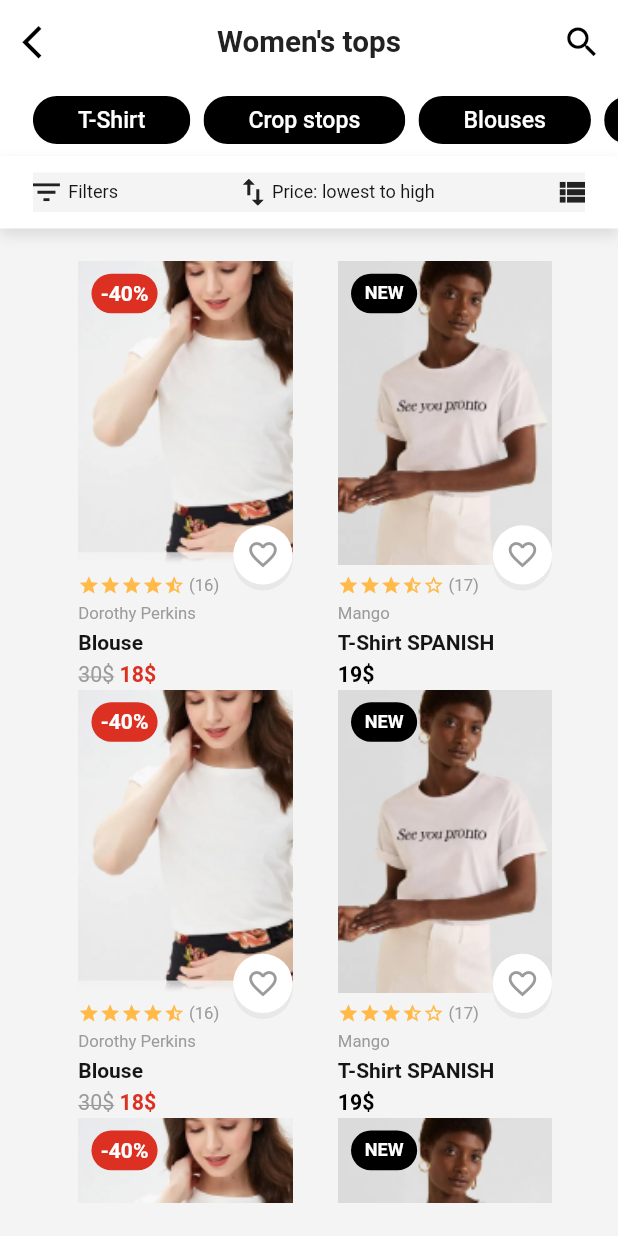
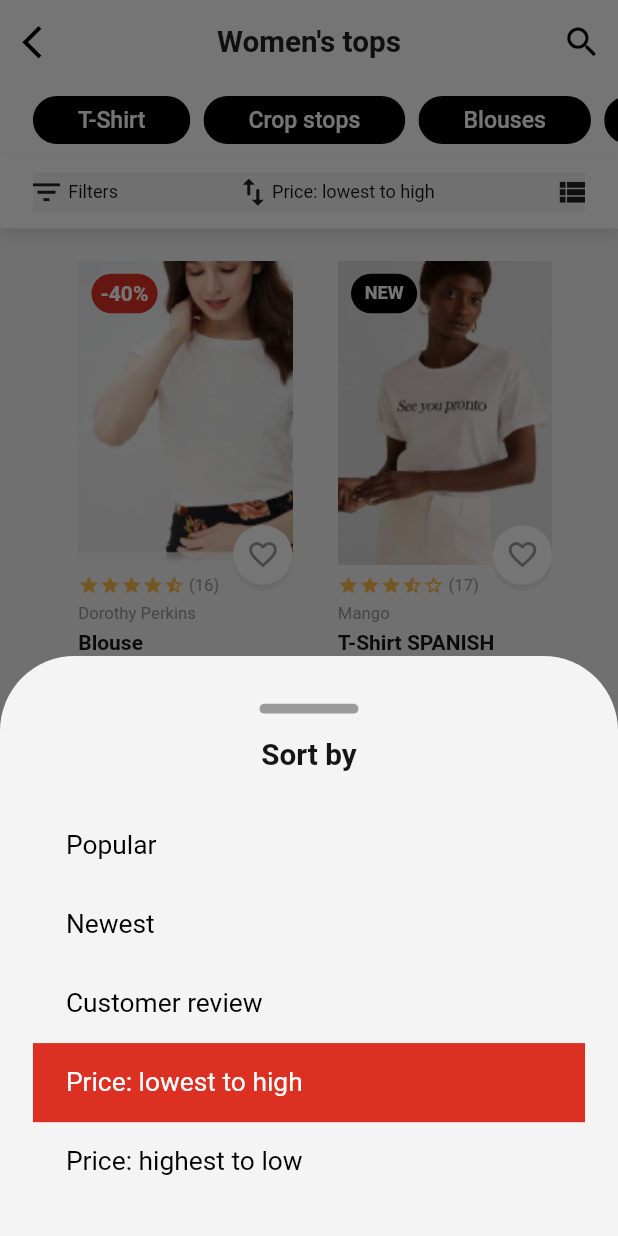
Before and after one commit to troqphuc147/e_commerce_ui, a Flutter app: the ProductWithCategoryScreen screen opened directly, after a tap on "Price: lowest to high", on a phone screen of 412 x 824 dp. Run offline on Flutter 3.47's test engine with Material 2 defaults, Android fonts, the phone set to English and light mode, and no system bars; drawn by our look-alikes of flutter_rating_bar; our stand-ins replace flutter_svg, image_picker; Roboto replaces fonts that are missing (Metropolis).

Commit message:
add sort dialog

```diff
--- a/lib/screens/product_with_category/components/filters_and_sort.dart
+++ b/lib/screens/product_with_category/components/filters_and_sort.dart
@@ -1,4 +1,5 @@
 import 'package:e_commerce_ui/constants.dart';
+import 'package:e_commerce_ui/screens/product_with_category/components/sort_button.dart';
 import 'package:e_commerce_ui/size_config.dart';
 import 'package:flutter/material.dart';
 import 'package:flutter_svg/flutter_svg.dart';
@@ -49,21 +50,7 @@ class _FilterAndSortState extends State<FilterAndSort> {
                 ],
               ),
             ),
-            GestureDetector(
-              onTap: () {},
-              child: Row(
-                children: [
-                  SvgPicture.asset("assets/icons/sort.svg"),
-                  SizedBox(
-                    width: getProportionateScreenWidth(5),
-                  ),
-                  Text(
-                    sort,
-                    style: TextStyle(fontSize: getProportionateScreenWidth(11)),
-                  )
-                ],
-              ),
-            ),
+            SortButton(sort: sort),
             GestureDetector(
               onTap: () {},
               child: SvgPicture.asset("assets/icons/view_list.svg"),
@@ -73,4 +60,5 @@ class _FilterAndSortState extends State<FilterAndSort> {
       ),
     );
   }
+
 }
--- /dev/null
+++ b/lib/screens/product_with_category/components/sort_button.dart
@@ -0,0 +1,231 @@
+import 'package:flutter/material.dart';
+
+import '../../../constants.dart';
+import '../../../size_config.dart';
+import 'package:flutter_svg/flutter_svg.dart';
+class SortButton extends StatefulWidget {
+  String sort;
+   SortButton({Key? key, required this.sort}) : super(key: key);
+
+  @override
+  _SortButtonState createState() => _SortButtonState();
+}
+
+class _SortButtonState extends State<SortButton> {
+  @override
+  Widget build(BuildContext context) {
+    return GestureDetector(
+      onTap: () {
+        show(context);
+        setState(() {
+
+        });
+      },
+      child: Row(
+        children: [
+          SvgPicture.asset("assets/icons/sort.svg"),
+          SizedBox(
+            width: getProportionateScreenWidth(5),
+          ),
+          Text(
+            widget.sort,
+            style: TextStyle(fontSize: getProportionateScreenWidth(11)),
+          )
+        ],
+      ),
+    );
+  }
+  show(BuildContext context) {
+    showModalBottomSheet<void>(
+      backgroundColor: Colors.transparent,
+      context: context,
+      builder: (BuildContext context) {
+        return Container(
+          height: getProportionateScreenWidth(352),
+          decoration: const BoxDecoration(
+              color: Color(0xfff5f4f4),
+              borderRadius: BorderRadius.only(
+                  topLeft: Radius.circular(50), topRight: Radius.circular(50))),
+          child: Padding(
+            padding: EdgeInsets.symmetric(
+                horizontal: getProportionateScreenWidth(20),
+                vertical: getProportionateScreenWidth(15)),
+            child: ButtonTheme(
+                height: getProportionateScreenWidth(280),
+                child: Column(
+                  children: [
+                    SizedBox(
+                      height: getProportionateScreenWidth(14),
+                    ),
+                    Container(
+                      width: getProportionateScreenWidth(60),
+                      height: getProportionateScreenWidth(6),
+                      decoration: BoxDecoration(
+                        borderRadius: BorderRadius.circular(50),
+                        color: kPrimarySecondColor,
+                      ),
+                    ),
+                    SizedBox(
+                      height: getProportionateScreenWidth(15),
+                    ),
+                    Text(
+                      "Sort by",
+                      style: TextStyle(
+                          fontSize: getProportionateScreenWidth(18),
+                          fontWeight: FontWeight.w600),
+                    ),
+                    SizedBox(
+                      height: getProportionateScreenWidth(20),
+                    ),
+                    GestureDetector(
+                      onTap: () {
+                        setState(() {
+                          widget.sort = "Popular";
+                        });
+                        Navigator.pop(context);
+                      },
+                      child: Container(
+                        width: double.infinity,
+                        height: getProportionateScreenWidth(48),
+                        padding: EdgeInsets.symmetric(
+                            horizontal: getProportionateScreenWidth(20)),
+                        color: widget.sort == "Popular"
+                            ? kPrimaryColor
+                            : Colors.transparent,
+                        child: Row(
+                          children: [
+                            Text(
+                              "Popular",
+                              style: TextStyle(
+                                  color: widget.sort == "Popular"
+                                      ? Colors.white
+                                      : Colors.black,
+                                  fontSize: getProportionateScreenWidth(16)),
+                            ),
+                          ],
+                        ),
+                      ),
+                    ),
+                    GestureDetector(
+                      onTap: () {
+                        setState(() {
+                          widget.sort = "Newest";
+                        });
+                        Navigator.pop(context);
+                      },
+                      child: Container(
+                        width: double.infinity,
+                        height: getProportionateScreenWidth(48),
+                        padding: EdgeInsets.symmetric(
+                            horizontal: getProportionateScreenWidth(20)),
+                        color:
+                        widget.sort == "Newest" ? kPrimaryColor : Colors.transparent,
+                        child: Row(
+                          children: [
+                            Text(
+                              "Newest",
+                              style: TextStyle(
+                                  color: widget.sort == "Newest"
+                                      ? Colors.white
+                                      : Colors.black,
+                                  fontSize: getProportionateScreenWidth(16)),
+                            ),
+                          ],
+                        ),
+                      ),
+                    ),
+                    GestureDetector(
+                      onTap: () {
+                        setState(() {
+                          widget.sort = "Customer review";
+                        });
+                        Navigator.pop(context);
+                      },
+                      child: Container(
+                        width: double.infinity,
+                        height: getProportionateScreenWidth(48),
+                        padding: EdgeInsets.symmetric(
+                            horizontal: getProportionateScreenWidth(20)),
+                        color: widget.sort == "Customer review"
+                            ? kPrimaryColor
+                            : Colors.transparent,
+                        child: Row(
+                          children: [
+                            Text(
+                              "Customer review",
+                              style: TextStyle(
+                                  color: widget.sort == "Customer review"
+                                      ? Colors.white
+                                      : Colors.black,
+                                  fontSize: getProportionateScreenWidth(16)),
+                            ),
+                          ],
+                        ),
+                      ),
+                    ),
+                    GestureDetector(
+                      onTap: () {
+                        setState(() {
+                          widget.sort = "Price: lowest to high";
+                        });
+                        Navigator.pop(context);
+                      },
+                      child: Container(
+                        width: double.infinity,
+                        height: getProportionateScreenWidth(48),
+                        padding: EdgeInsets.symmetric(
+                            horizontal: getProportionateScreenWidth(20)),
+                        color: widget.sort == "Price: lowest to high"
+                            ? kPrimaryColor
+                            : Colors.transparent,
+                        child: Row(
+                          children: [
+                            Text(
+                              "Price: lowest to high",
+                              style: TextStyle(
+                                  color: widget.sort == "Price: lowest to high"
+                                      ? Colors.white
+                                      : Colors.black,
+                                  fontSize: getProportionateScreenWidth(16)),
+                            ),
+                          ],
+                        ),
+                      ),
+                    ),
+                    GestureDetector(
+                      onTap: () {
+                        setState(() {
+                          widget.sort = "Price: highest to low";
+                        });
+                        Navigator.pop(context);
+                      },
+                      child: Container(
+                        width: double.infinity,
+                        height: getProportionateScreenWidth(48),
+                        padding: EdgeInsets.symmetric(
+                            horizontal: getProportionateScreenWidth(20)),
+                        color: widget.sort == "Price: highest to low"
+                            ? kPrimaryColor
+                            : Colors.transparent,
+                        child: Row(
+                          children: [
+                            Text(
+                              "Price: highest to low",
+                              style: TextStyle(
+                                  color: widget.sort == "Price: highest to low"
+                                      ? Colors.white
+                                      : Colors.black,
+                                  fontSize: getProportionateScreenWidth(16)),
+                            ),
+                          ],
+                        ),
+                      ),
+                    ),
+                  ],
+                )),
+          ),
+        );
+      },
+    );
+  }
+}
```
Also changed, not shown: lib/screens/product_with_category/components/body.dart (indentation only), lib/screens/product_with_category/components/sort_dialog.dart (deleted).
